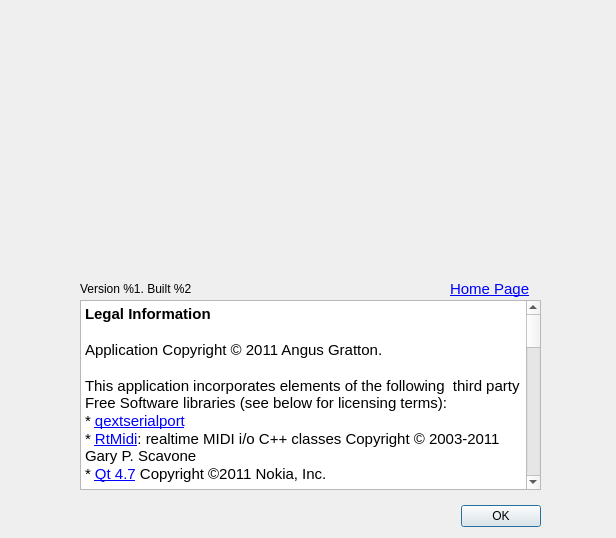
uZer/hairless-midiserial, file src/ui/aboutdialog.ui: the form before one commit.
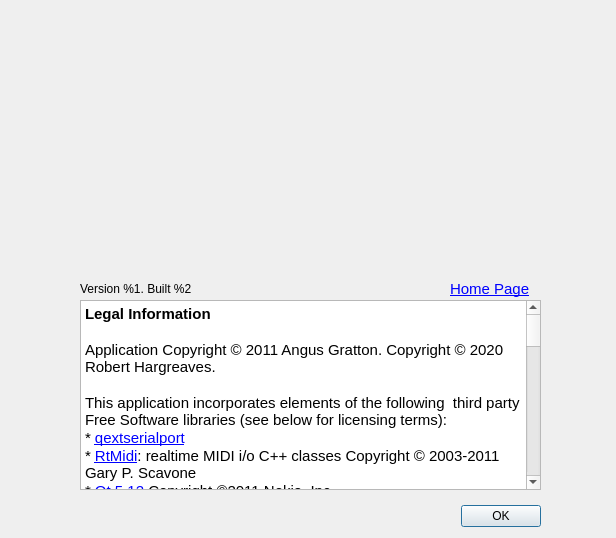
The form after the commit. Icons and pictures are not drawn.

Patch:
```diff
--- a/src/ui/aboutdialog.ui
+++ b/src/ui/aboutdialog.ui
@@ -74,12 +74,12 @@
 &lt;/style&gt;&lt;/head&gt;&lt;body style=&quot; font-family:'.SF NS Text'; font-size:13pt; font-weight:400; font-style:normal;&quot;&gt;
 &lt;p style=&quot; margin-top:0px; margin-bottom:0px; margin-left:0px; margin-right:0px; -qt-block-indent:0; text-indent:0px;&quot;&gt;&lt;span style=&quot; font-family:'Ubuntu'; font-size:11pt; font-weight:600;&quot;&gt;Legal Information&lt;/span&gt;&lt;/p&gt;
 &lt;p style=&quot;-qt-paragraph-type:empty; margin-top:0px; margin-bottom:0px; margin-left:0px; margin-right:0px; -qt-block-indent:0; text-indent:0px; font-family:'Ubuntu'; font-size:11pt; font-weight:600;&quot;&gt;&lt;br /&gt;&lt;/p&gt;
-&lt;p style=&quot; margin-top:0px; margin-bottom:0px; margin-left:0px; margin-right:0px; -qt-block-indent:0; text-indent:0px;&quot;&gt;&lt;span style=&quot; font-family:'Ubuntu'; font-size:11pt;&quot;&gt;Application Copyright © 2011 Angus Gratton.&lt;/span&gt;&lt;/p&gt;
+&lt;p style=&quot; margin-top:0px; margin-bottom:0px; margin-left:0px; margin-right:0px; -qt-block-indent:0; text-indent:0px;&quot;&gt;&lt;span style=&quot; font-family:'Ubuntu'; font-size:11pt;&quot;&gt;Application Copyright © 2011 Angus Gratton. Copyright © 2020 Robert Hargreaves.&lt;/span&gt;&lt;/p&gt;
 &lt;p style=&quot;-qt-paragraph-type:empty; margin-top:0px; margin-bottom:0px; margin-left:0px; margin-right:0px; -qt-block-indent:0; text-indent:0px; font-family:'Ubuntu'; font-size:11pt;&quot;&gt;&lt;br /&gt;&lt;/p&gt;
 &lt;p style=&quot; margin-top:0px; margin-bottom:0px; margin-left:0px; margin-right:0px; -qt-block-indent:0; text-indent:0px;&quot;&gt;&lt;span style=&quot; font-family:'Ubuntu'; font-size:11pt;&quot;&gt;This application incorporates elements of the following  third party Free Software libraries (see below for licensing terms):&lt;/span&gt;&lt;/p&gt;
 &lt;p style=&quot; margin-top:0px; margin-bottom:0px; margin-left:0px; margin-right:0px; -qt-block-indent:0; text-indent:0px;&quot;&gt;&lt;span style=&quot; font-family:'Ubuntu'; font-size:11pt;&quot;&gt;* &lt;/span&gt;&lt;a href=&quot;http://code.google.com/p/qextserialport/&quot;&gt;&lt;span style=&quot; font-family:'Ubuntu'; font-size:11pt; text-decoration: underline; color:#0000ff;&quot;&gt;qextserialport&lt;/span&gt;&lt;/a&gt;&lt;/p&gt;
 &lt;p style=&quot; margin-top:0px; margin-bottom:0px; margin-left:0px; margin-right:0px; -qt-block-indent:0; text-indent:0px;&quot;&gt;&lt;span style=&quot; font-family:'Ubuntu'; font-size:11pt;&quot;&gt;* &lt;/span&gt;&lt;a href=&quot;http://www.music.mcgill.ca/~gary/rtmidi/&quot;&gt;&lt;span style=&quot; font-family:'Ubuntu'; font-size:11pt; text-decoration: underline; color:#0000ff;&quot;&gt;RtMidi&lt;/span&gt;&lt;/a&gt;&lt;span style=&quot; font-family:'Ubuntu'; font-size:11pt;&quot;&gt;: realtime MIDI i/o C++ classes Copyright © 2003-2011 Gary P. Scavone&lt;/span&gt;&lt;/p&gt;
-&lt;p style=&quot; margin-top:0px; margin-bottom:0px; margin-left:0px; margin-right:0px; -qt-block-indent:0; text-indent:0px;&quot;&gt;&lt;span style=&quot; font-family:'Ubuntu'; font-size:11pt;&quot;&gt;* &lt;/span&gt;&lt;a href=&quot;http://qt.nokia.com/products&quot;&gt;&lt;span style=&quot; font-family:'Ubuntu'; font-size:11pt; text-decoration: underline; color:#0000ff;&quot;&gt;Qt 4.7&lt;/span&gt;&lt;/a&gt;&lt;span style=&quot; font-family:'Ubuntu'; font-size:11pt;&quot;&gt; Copyright ©2011 Nokia, Inc.&lt;/span&gt;&lt;/p&gt;
+&lt;p style=&quot; margin-top:0px; margin-bottom:0px; margin-left:0px; margin-right:0px; -qt-block-indent:0; text-indent:0px;&quot;&gt;&lt;span style=&quot; font-family:'Ubuntu'; font-size:11pt;&quot;&gt;* &lt;/span&gt;&lt;a href=&quot;http://qt.nokia.com/products&quot;&gt;&lt;span style=&quot; font-family:'Ubuntu'; font-size:11pt; text-decoration: underline; color:#0000ff;&quot;&gt;Qt 5.12&lt;/span&gt;&lt;/a&gt;&lt;span style=&quot; font-family:'Ubuntu'; font-size:11pt;&quot;&gt; Copyright ©2011 Nokia, Inc.&lt;/span&gt;&lt;/p&gt;
 &lt;p style=&quot;-qt-paragraph-type:empty; margin-top:0px; margin-bottom:0px; margin-left:0px; margin-right:0px; -qt-block-indent:0; text-indent:0px; font-family:'Ubuntu'; font-size:11pt;&quot;&gt;&lt;br /&gt;&lt;/p&gt;
 &lt;p style=&quot; margin-top:0px; margin-bottom:0px; margin-left:0px; margin-right:0px; -qt-block-indent:0; text-indent:0px;&quot;&gt;&lt;span style=&quot; font-family:'Ubuntu'; font-size:11pt; font-weight:600;&quot;&gt;License&lt;/span&gt;&lt;/p&gt;
 &lt;p style=&quot; margin-top:0px; margin-bottom:0px; margin-left:0px; margin-right:0px; -qt-block-indent:0; text-indent:0px;&quot;&gt;&lt;span style=&quot; font-family:'Ubuntu'; font-size:11pt;&quot;&gt;This application is free software; you can redistribute it and/or modify it under the terms of the GNU Lesser General Public License as published by the Free Software Foundation; either version 2.1 of the License, or (at your option) any later version. This library is distributed in the hope that it will be useful, but WITHOUT ANY WARRANTY; without even the implied warranty of MERCHANTABILITY or FITNESS FOR A PARTICULAR PURPOSE.  See the &lt;/span&gt;&lt;a href=&quot;http://www.gnu.org/licenses/lgpl-2.1.html&quot;&gt;&lt;span style=&quot; font-family:'Ubuntu'; font-size:11pt; text-decoration: underline; color:#0000ff;&quot;&gt;GNU Lesser General Public License&lt;/span&gt;&lt;/a&gt;&lt;span style=&quot; font-family:'Ubuntu'; font-size:11pt;&quot;&gt; for more details.&lt;/span&gt;&lt;/p&gt;
```
Left out of the diff: 6 changed lines with no effect on the pictures.
